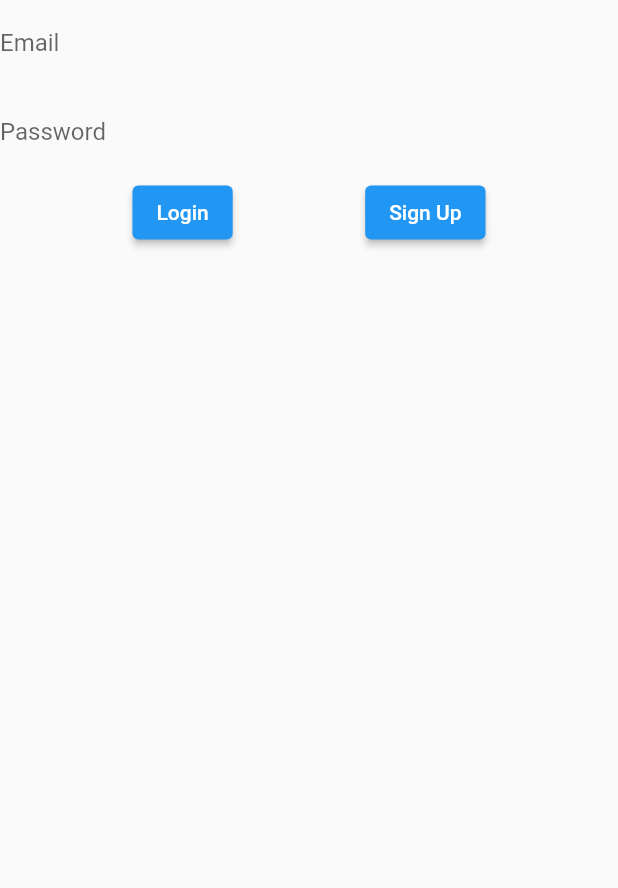
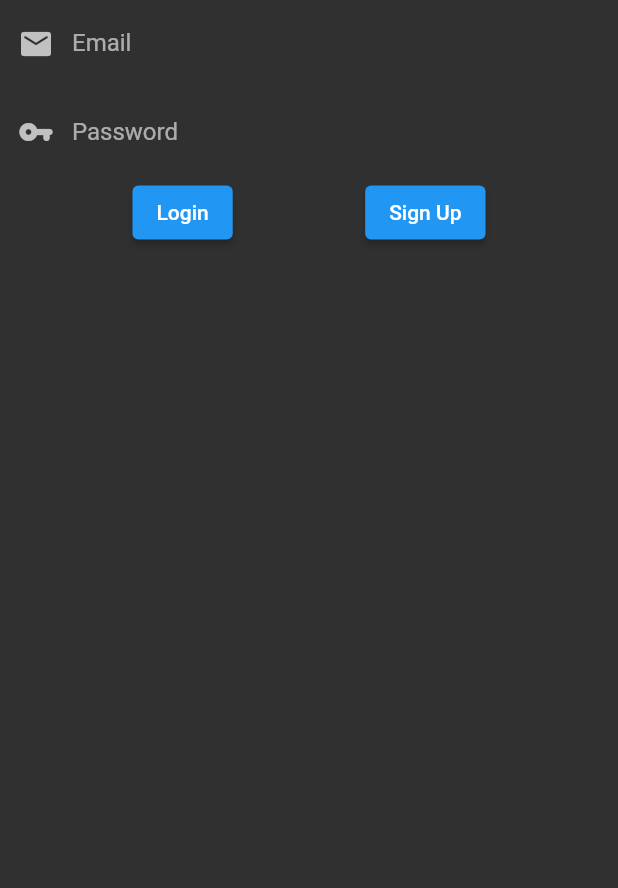
Before and after one commit to FEUP-ESOF-2020-21/open-cx-t4g5-teenage-mutant-coding-turtles, a Flutter app: the screen it shows after launch, on a phone screen of 412 x 824 dp, the part 348-1236 px from its top. Run offline on Flutter 3.47's test engine with Material 2 defaults, Android fonts, the phone set to English and light mode, and no system bars.

Commit message:
Added icons. dark theme, needs updated logo, and background colors

```diff
--- a/src/netfair/lib/main.dart
+++ b/src/netfair/lib/main.dart
@@ -9,7 +9,11 @@ class MyApp extends StatelessWidget {
   Widget build(BuildContext context) {
     return MaterialApp(
       title: 'NetFair',
+      theme: ThemeData(
+        brightness: Brightness.dark,
+        ),
       home: Scaffold(
+        // backgroundColor: Color.fromRGBO(12, 12, 13, 1), // TODO: Cor
         body: ListView(
           children: [
             Image(image: AssetImage(
@@ -52,7 +56,10 @@ class LoginFormState extends State<LoginForm> {
             decoration: InputDecoration(
               border: InputBorder.none,
               hintText: 'Email',
-              labelText: 'Email'
+              labelText: 'Email',
+              prefixIcon: Icon(
+                Icons.email_rounded
+              )
             ),
             validator: (value) {
               if (value.isEmpty) {
@@ -65,7 +72,10 @@ class LoginFormState extends State<LoginForm> {
             decoration: InputDecoration(
               border: InputBorder.none,
               hintText: 'Password',
-              labelText: 'Password'
+              labelText: 'Password',
+              prefixIcon: Icon(
+                Icons.vpn_key_rounded
+              )
             ),
             validator: (value) {
               if (value.isEmpty) {
```
